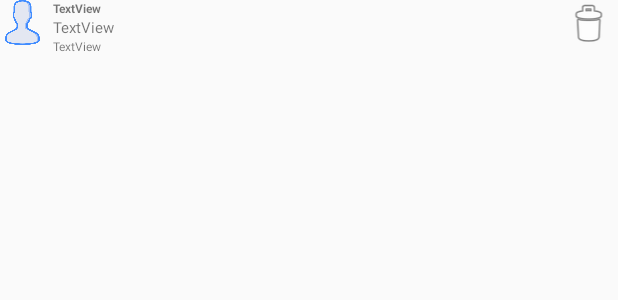
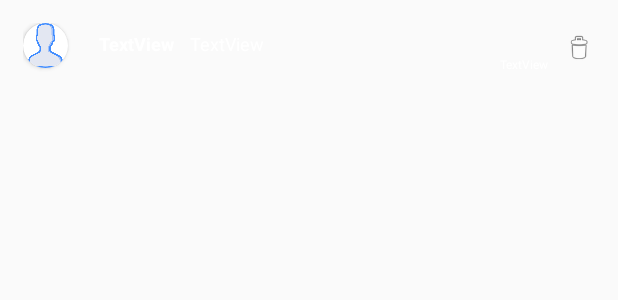
Before and after one commit to KimBoKyu/SNS_Project_FMW, an Android app: the layout item_comment.xml on its own in the app's theme, with its tools: preview values and no code run, on a phone screen of 412 x 824 dp. Shown: the top 300 px of the screen. Run offline under Robolectric (Android 15) with nearby library versions, the phone set to English and light mode, and no system bars.

Commit message:
22Sep2019_sujin

```diff
--- a/app/src/main/res/drawable/rounded.xml
+++ b/app/src/main/res/drawable/rounded.xml
@@ -1,6 +1,6 @@
 <?xml version="1.0" encoding="UTF-8"?>
 <shape xmlns:android="http://schemas.android.com/apk/res/android">
-<solid android:color="#333333"/>
+<solid android:color="@color/black"/>
 <stroke android:width="3dip" android:color="#B70000" />
 <corners android:radius="10dip"/>
 <padding android:left="0dip" android:top="0dip" android:right="0dip" android:bottom="0dip" />
--- a/app/src/main/res/layout/item_comment.xml
+++ b/app/src/main/res/layout/item_comment.xml
@@ -3,7 +3,8 @@
     xmlns:app="http://schemas.android.com/apk/res-auto"
     android:layout_width="match_parent"
     android:layout_height="wrap_content"
-    android:orientation="vertical">
+    android:orientation="vertical"
+    android:layout_margin="15dp">
 
 
     <LinearLayout
@@ -11,20 +12,38 @@
         android:layout_height="wrap_content"
         android:orientation="horizontal">
 
+        <androidx.cardview.widget.CardView
+            android:layout_width="30dp"
+            android:layout_height="30dp"
+            android:layout_marginRight="15dp"
+            app:cardCornerRadius="15dp">
+
             <ImageView
                 android:id="@+id/profileImageView2"
-            android:layout_width="30dp"
-            android:layout_height="wrap_content"
+                android:layout_width="match_parent"
+                android:layout_height="match_parent"
                 android:layout_weight="0"
                 android:adjustViewBounds="true"
+
+
                 android:src="@drawable/user" />
 
+
+        </androidx.cardview.widget.CardView>
+
         <LinearLayout
-            android:layout_width="337dp"
+            android:layout_width="300dp"
             android:layout_height="wrap_content"
             android:layout_marginLeft="5dp"
             android:layout_weight="0"
             android:orientation="vertical">
+
+
+            <LinearLayout
+                android:layout_width="match_parent"
+                android:layout_height="match_parent"
+                android:layout_marginTop="5dp"
+                android:orientation="horizontal" >
 
                 <TextView
                     android:id="@+id/user_id"
@@ -32,8 +51,10 @@
                     android:layout_height="wrap_content"
                     android:layout_marginRight="10dp"
                     android:text="TextView"
-                android:textSize="8dp"
-                android:textStyle="bold" />
+                    android:textSize="12dp"
+                    android:textStyle="bold"
+                    android:textColor="@color/white"
+                    />
 
                 <TextView
                     android:id="@+id/comment"
@@ -41,21 +62,28 @@
                     android:layout_height="wrap_content"
                     android:breakStrategy="simple"
                     android:text="TextView"
-                android:textSize="10dp" />
+                    android:textColor="@color/white"
+                    android:textSize="12dp" />
+
+            </LinearLayout>
 
             <TextView
                 android:id="@+id/creat_time"
                 android:layout_width="wrap_content"
                 android:layout_height="wrap_content"
                 android:text="TextView"
+                android:layout_gravity="right"
+                android:textColor="@color/white"
                 android:textSize="8dp" />
+
         </LinearLayout>
 
         <ImageView
             android:id="@+id/comment_delete"
-            android:layout_width="match_parent"
-            android:layout_height="wrap_content"
+            android:layout_width="20dp"
+            android:layout_height="match_parent"
             android:layout_weight="0"
+            android:layout_marginLeft="10dp"
             app:srcCompat="@android:drawable/ic_menu_delete" />
 
     </LinearLayout>
--- a/app/src/main/res/layout/view_contents_text.xml
+++ b/app/src/main/res/layout/view_contents_text.xml
@@ -3,4 +3,7 @@
     xmlns:android="http://schemas.android.com/apk/res/android"
     android:layout_width="match_parent"
     android:layout_height="wrap_content"
-    android:textColor="#000000"/>
+    android:layout_margin="15dp"
+    android:textSize="14sp"
+    android:minHeight="30dp"
+    android:textColor="@color/white"/>
--- a/app/src/main/res/values/styles.xml
+++ b/app/src/main/res/values/styles.xml
@@ -3,7 +3,7 @@
     <!-- Base application theme. -->
     <style name="AppTheme" parent="Theme.AppCompat.Light.NoActionBar">
         <!-- Customize your theme here. -->
-        <item name="colorPrimary">#000000</item>
+        <item name="colorPrimary">#FFBB00</item>
         <item name="colorPrimaryDark">#FFD10A0A</item>
         <item name="colorAccent">#C42929</item>
         <item name="colorControlNormal">#FFFCFC</item>
```
Also changed, not shown: app/src/main/res/layout/activity_post.xml (+18 -8 lines). Lines whose indentation alone changed are shown as unchanged.
